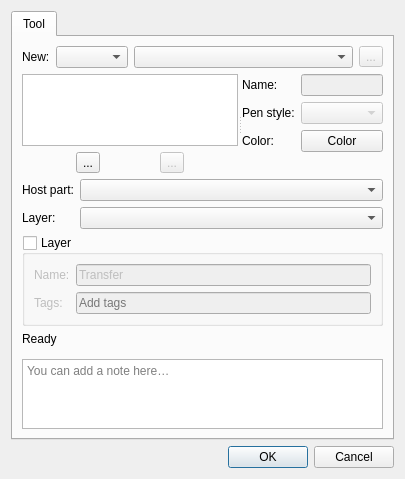
Above: src/libs/vtools/dialogs/tools/odialogtransfert.ui from equinox-patterns/Ostara before the change. Below: the same form after it.
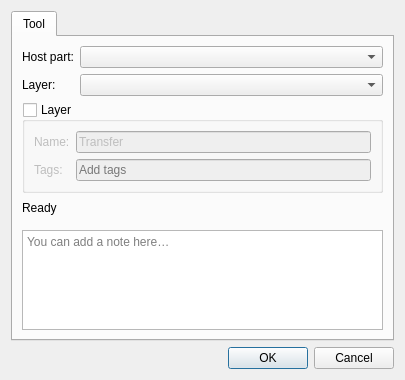
That is the form after the change. Icons and pictures are not drawn. Custom widgets are drawn as their Qt base class.

Patch:
```diff
--- a/src/libs/vtools/dialogs/tools/odialogtransfert.ui
+++ b/src/libs/vtools/dialogs/tools/odialogtransfert.ui
@@ -28,182 +28,6 @@
        <string>Tool</string>
       </attribute>
       <layout class="QVBoxLayout" name="verticalLayout_4">
-       <item>
-        <layout class="QHBoxLayout" name="horizontalLayout_5">
-         <item>
-          <widget class="QLabel" name="label_8">
-           <property name="sizePolicy">
-            <sizepolicy hsizetype="Preferred" vsizetype="Preferred">
-             <horstretch>0</horstretch>
-             <verstretch>0</verstretch>
-            </sizepolicy>
-           </property>
-           <property name="visible">
-            <bool>false</bool>
-           </property>
-           <property name="text">
-            <string>New:</string>
-           </property>
-          </widget>
-         </item>
-         <item>
-          <widget class="QComboBox" name="comboBoxObjectType">
-           <property name="sizePolicy">
-            <sizepolicy hsizetype="Preferred" vsizetype="Fixed">
-             <horstretch>0</horstretch>
-             <verstretch>0</verstretch>
-            </sizepolicy>
-           </property>
-           <property name="visible">
-            <bool>false</bool>
-           </property>
-          </widget>
-         </item>
-         <item>
-          <widget class="QComboBox" name="comboBoxNewObject">
-           <property name="sizePolicy">
-            <sizepolicy hsizetype="Expanding" vsizetype="Fixed">
-             <horstretch>0</horstretch>
-             <verstretch>0</verstretch>
-            </sizepolicy>
-           </property>
-           <property name="visible">
-            <bool>false</bool>
-           </property>
-          </widget>
-         </item>
-         <item>
-          <widget class="QToolButton" name="toolButtonNewObject">
-           <property name="visible">
-            <bool>false</bool>
-           </property>
-           <property name="enabled">
-            <bool>false</bool>
-           </property>
-           <property name="text">
-            <string notr="true">...</string>
-           </property>
-           <property name="icon">
-            <iconset theme="list-add"/>
-           </property>
-          </widget>
-         </item>
-        </layout>
-       </item>
-       <item>
-        <widget class="QSplitter" name="splitter">
-         <property name="visible">
-          <bool>false</bool>
-         </property>
-         <property name="orientation">
-          <enum>Qt::Orientation::Horizontal</enum>
-         </property>
-         <widget class="QWidget" name="layoutWidget">
-          <layout class="QVBoxLayout" name="verticalLayout">
-           <item>
-            <widget class="QListWidget" name="listWidget"/>
-           </item>
-           <item>
-            <layout class="QHBoxLayout" name="horizontalLayout_2">
-             <item>
-              <widget class="QToolButton" name="toolButtonBulkRename">
-               <property name="text">
-                <string notr="true">...</string>
-               </property>
-               <property name="icon">
-                <iconset theme="edit-rename"/>
-               </property>
-              </widget>
-             </item>
-             <item>
-              <widget class="QToolButton" name="toolButtonRemoveObject">
-               <property name="enabled">
-                <bool>false</bool>
-               </property>
-               <property name="text">
-                <string notr="true">...</string>
-               </property>
-               <property name="icon">
-                <iconset theme="edit-delete"/>
-               </property>
-              </widget>
-             </item>
-            </layout>
-           </item>
-          </layout>
-         </widget>
-         <widget class="QWidget" name="formLayoutWidget">
-          <property name="visible">
-           <bool>false</bool>
-          </property>
-          <layout class="QFormLayout" name="formLayout_2">
-           <item row="0" column="0">
-            <widget class="QLabel" name="labelName">
-             <property name="text">
-              <string>Name:</string>
-             </property>
-            </widget>
-           </item>
-           <item row="0" column="1">
-            <widget class="QLineEdit" name="lineEditName">
-             <property name="enabled">
-              <bool>false</bool>
-             </property>
-            </widget>
-           </item>
-           <item row="1" column="0">
-            <widget class="QLabel" name="label_7">
-             <property name="text">
-              <string>Pen style:</string>
-             </property>
-            </widget>
-           </item>
-           <item row="1" column="1">
-            <widget class="QComboBox" name="comboBoxPenStyle">
-             <property name="enabled">
-              <bool>false</bool>
-             </property>
-             <property name="minimumSize">
-              <size>
-               <width>80</width>
-               <height>0</height>
-              </size>
-             </property>
-             <property name="maximumSize">
-              <size>
-               <width>110</width>
-               <height>16777215</height>
-              </size>
-             </property>
-             <property name="sizeAdjustPolicy">
-              <enum>QComboBox::SizeAdjustPolicy::AdjustToContents</enum>
-             </property>
-             <property name="iconSize">
-              <size>
-               <width>80</width>
-               <height>14</height>
-              </size>
-             </property>
-            </widget>
-           </item>
-           <item row="2" column="0">
-            <widget class="QLabel" name="label_6">
-             <property name="text">
-              <string>Color:</string>
-             </property>
-            </widget>
-           </item>
-           <item row="2" column="1">
-            <widget class="VPE::QtColorPicker" name="pushButtonColor">
-             <property name="text">
-              <string notr="true">Color</string>
-             </property>
-            </widget>
-           </item>
-          </layout>
-         </widget>
-        </widget>
-       </item>
        <item>
         <layout class="QFormLayout" name="formLayout">
          <item row="0" column="0">
```
